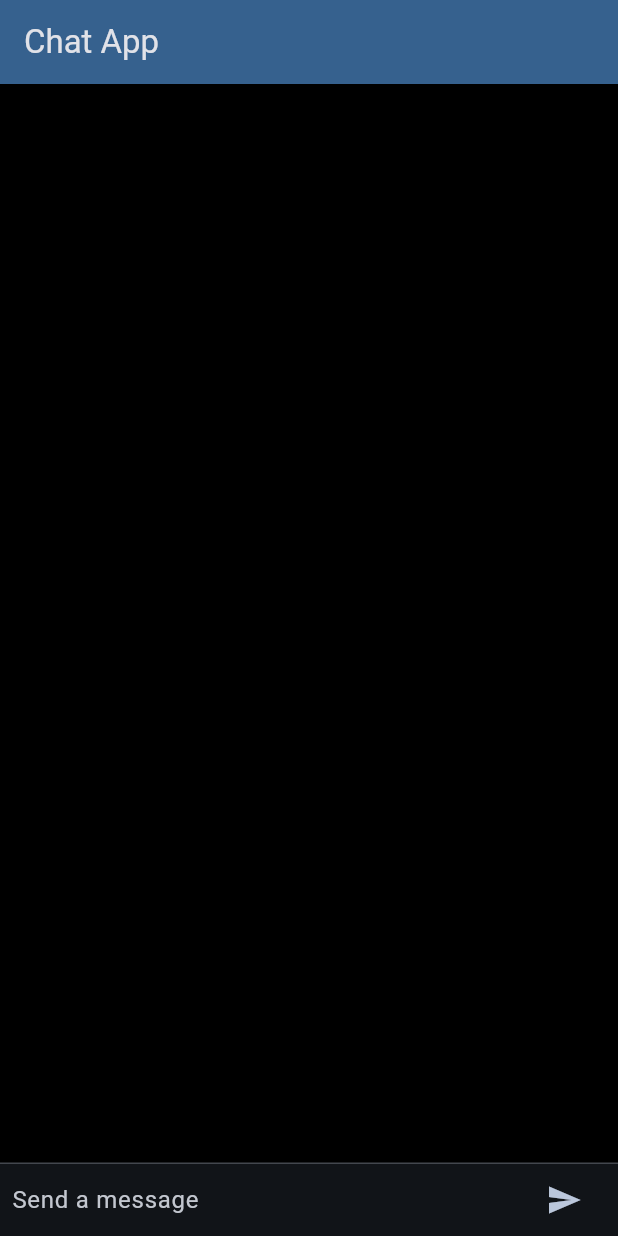
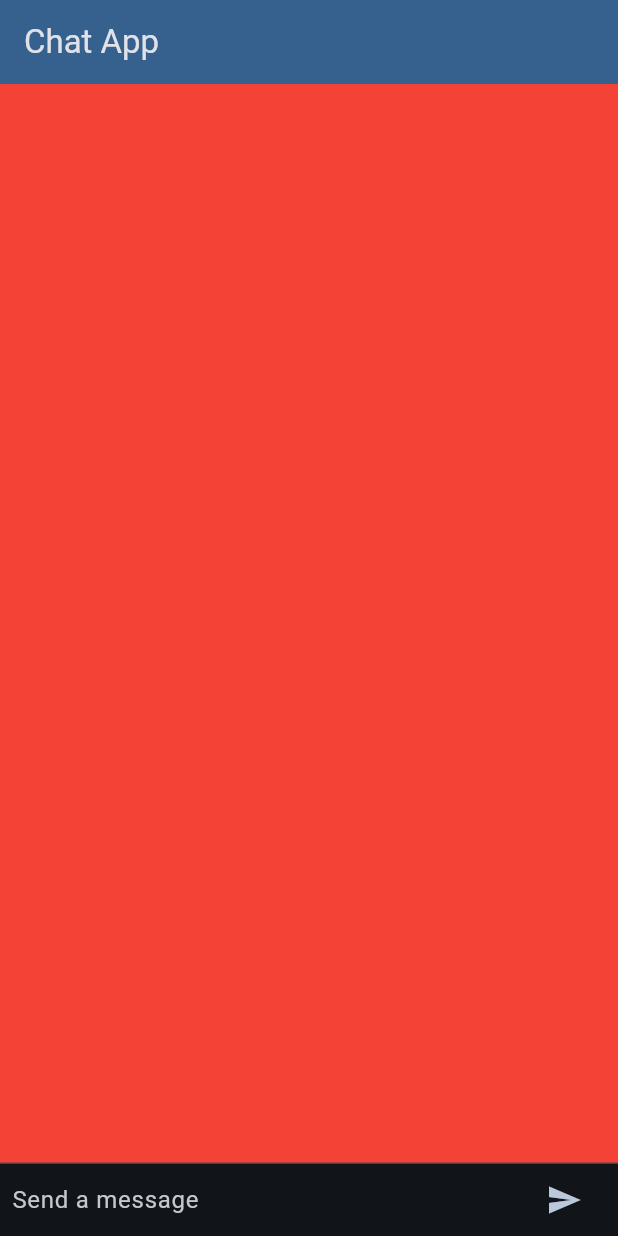
Before and after one commit to could-ai/019873e0-0dcd-7a84-99a9-7d7268f1927f, a Flutter app: the screen it shows after launch, on a phone screen of 412 x 824 dp. Run offline on Flutter 3.47's test engine with Material 3 defaults, Android fonts, the phone set to English and light mode, and no system bars.

Commit message:
将应用程序的背景颜色从黑色更改为红色。在 `lib/main.dart` 文件中，我将 `ThemeData` 的 `scaffoldBackgroundColor` 属性从 `Colors.black` 修改为 `Colors.red`。此更改保留了深色主题，以确保文本和UI元素在新的红色背景下具有良好的可见性。

```diff
--- a/usr/lib/main.dart
+++ b/usr/lib/main.dart
@@ -15,7 +15,7 @@ class MyApp extends StatelessWidget {
       debugShowCheckedModeBanner: false,
       theme: ThemeData(
         brightness: Brightness.dark,
-        scaffoldBackgroundColor: Colors.black,
+        scaffoldBackgroundColor: Colors.red,
         colorScheme: ColorScheme.fromSeed(
           seedColor: Colors.blue,
           brightness: Brightness.dark
```
